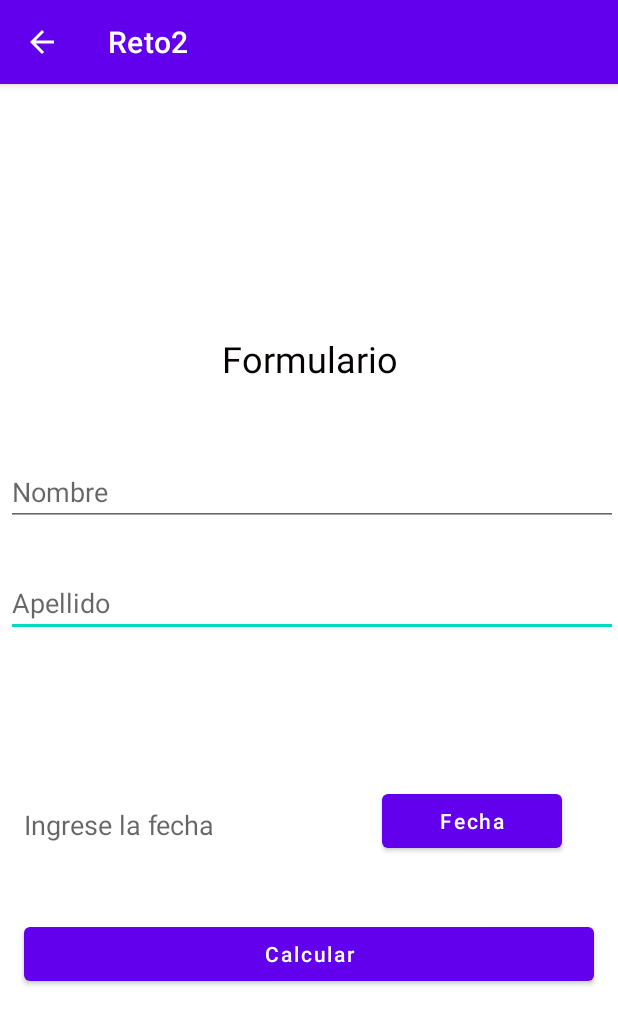
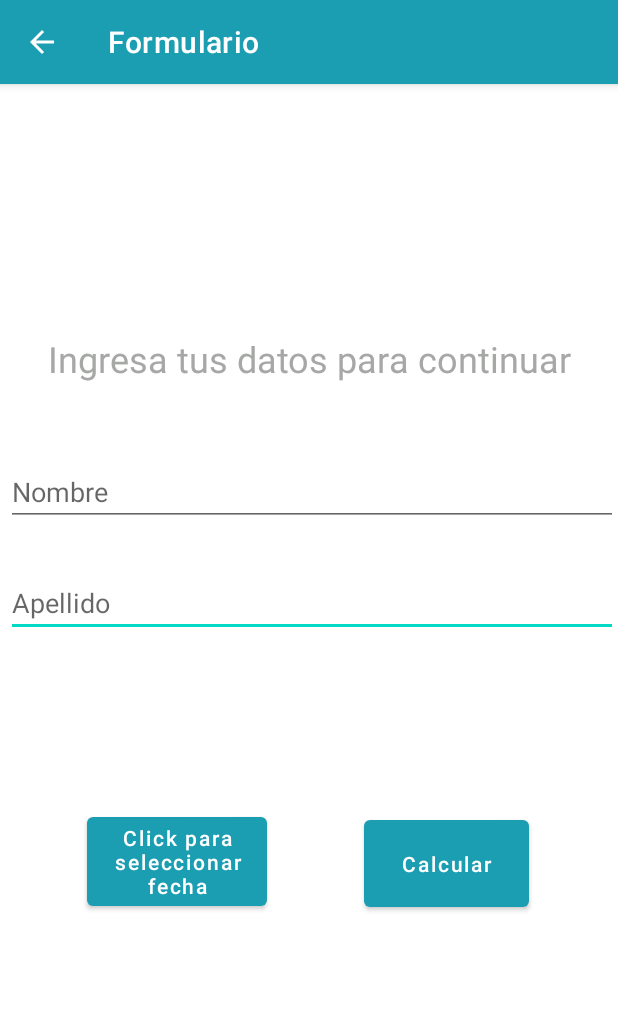
Before and after one commit to yeisson1/Reto-2-moviles, an Android app: the screen it shows after launch (MainActivity), on a phone screen of 412 x 824 dp. Shown: the top 1025 px of the screen. Run offline under Robolectric (Android 15) with nearby library versions, the phone set to English and light mode, and no system bars.

Commit message:
Ajustes reto 2

```diff
--- a/app/src/main/res/layout/activity_main.xml
+++ b/app/src/main/res/layout/activity_main.xml
@@ -12,7 +12,7 @@
         android:layout_height="wrap_content"
         android:gravity="center"
         android:text="@string/calcular_edad"
-        android:textColor="#070202"
+        android:textColor="#A6A8A6"
         android:textSize="24sp"
         app:layout_constraintBottom_toBottomOf="parent"
         app:layout_constraintEnd_toEndOf="parent"
@@ -47,49 +47,43 @@
         android:id="@+id/txtDate"
         android:layout_width="0dp"
         android:layout_height="wrap_content"
-        android:layout_marginStart="16dp"
         android:layout_marginTop="40dp"
-        android:layout_marginEnd="200dp"
         android:hint="@string/inputFecha"
         android:textSize="18dp"
+        android:textAlignment="center"
         app:layout_constraintBottom_toBottomOf="parent"
         app:layout_constraintEnd_toEndOf="parent"
-        app:layout_constraintHorizontal_bias="0.0"
         app:layout_constraintStart_toStartOf="parent"
         app:layout_constraintTop_toBottomOf="@+id/textView"
-        app:layout_constraintVertical_bias="0.48" />
+        app:layout_constraintVertical_bias="0.344" />
 
     <Button
         android:id="@+id/btnSelectDate"
         android:layout_width="120dp"
         android:layout_height="wrap_content"
-        android:layout_marginTop="30dp"
         android:onClick="selectDate"
         android:text="@string/bontonFecha"
         android:textAllCaps="false"
         app:layout_constraintBottom_toBottomOf="parent"
         app:layout_constraintEnd_toEndOf="parent"
-        app:layout_constraintHorizontal_bias="0.535"
-        app:layout_constraintStart_toEndOf="@+id/txtDate"
-        app:layout_constraintTop_toBottomOf="@+id/textView"
-        app:layout_constraintVertical_bias="0.485" />
+        app:layout_constraintHorizontal_bias="0.199"
+        app:layout_constraintStart_toStartOf="parent"
+        app:layout_constraintTop_toTopOf="parent"
+        app:layout_constraintVertical_bias="0.693" />
 
     <Button
         android:id="@+id/btnCalculateAge"
-        android:layout_width="match_parent"
-        android:layout_height="wrap_content"
-        android:layout_marginTop="50dp"
-        android:layout_marginStart="16dp"
-        android:layout_marginEnd="16dp"
+        android:layout_width="110dp"
+        android:layout_height="70dp"
         android:text="@string/botonCalcular"
+        android:textAllCaps="false"
         android:textColor="@android:color/white"
-        android:textAllCaps="false"
-        android:onClick="calculateAge"
         app:layout_constraintBottom_toBottomOf="parent"
         app:layout_constraintEnd_toEndOf="parent"
+        app:layout_constraintHorizontal_bias="0.803"
         app:layout_constraintStart_toStartOf="parent"
-        app:layout_constraintTop_toBottomOf="@+id/txtDate"
-        app:layout_constraintVertical_bias="0.0" />
+        app:layout_constraintTop_toTopOf="parent"
+        app:layout_constraintVertical_bias="0.694" />
 
     <TextView
         android:id="@+id/mensaje"
--- a/app/src/main/res/values/colors.xml
+++ b/app/src/main/res/values/colors.xml
@@ -1,7 +1,7 @@
 <?xml version="1.0" encoding="utf-8"?>
 <resources>
-    <color name="purple_200">#FFBB86FC</color>
-    <color name="purple_500">#FF6200EE</color>
+    <color name="purple_200">#1C9EB2</color>
+    <color name="purple_500">#1C9EB2</color>
     <color name="purple_700">#FF3700B3</color>
     <color name="teal_200">#FF03DAC5</color>
     <color name="teal_700">#FF018786</color>
--- a/app/src/main/res/values/strings.xml
+++ b/app/src/main/res/values/strings.xml
@@ -1,16 +1,17 @@
 <resources>
-    <string name="app_name">Reto2</string>
-    <string name="calcular_edad">Formulario</string>
-    <string name="inputFecha">Ingrese la fecha</string>
-    <string name="bontonFecha">Fecha</string>
+    <string name="app_name">Formulario</string>
+    <string name="calcular_edad">Ingresa tus datos para continuar</string>
+    <string name="inputFecha"></string>
+    <string name="bontonFecha">Click para seleccionar fecha</string>
     <string name="botonCalcular">Calcular</string>
-    <string name="textoToast">Ingrese la fecha de nacimiento</string>
+    <string name="textoToast">Ingresa todos los campos para continuar</string>
     <string name="formularioNombre">Nombre</string>
     <string name="formularioApellido">Apellido</string>
     <string name="tituloMostrar">Fecha</string>
     <string name="nombre">Su nombre</string>
     <string name="apellido">Su apellido</string>
-    <string name="buttonOk">Regresar</string>
+    <string name="buttonOk">Salir</string>
     <string name="fecha">Fecha</string>
     <string name="mensajeValidacion">Mensaje</string>
+    <string name="titulo">Estos son tus datos</string>
 </resources>
```
Also changed, not shown: app/src/main/java/co/edu/uco/reto2/MainActivity.java (+12 -16 lines), app/src/main/res/layout/activity_mostrar.xml (+30 -7 lines).
